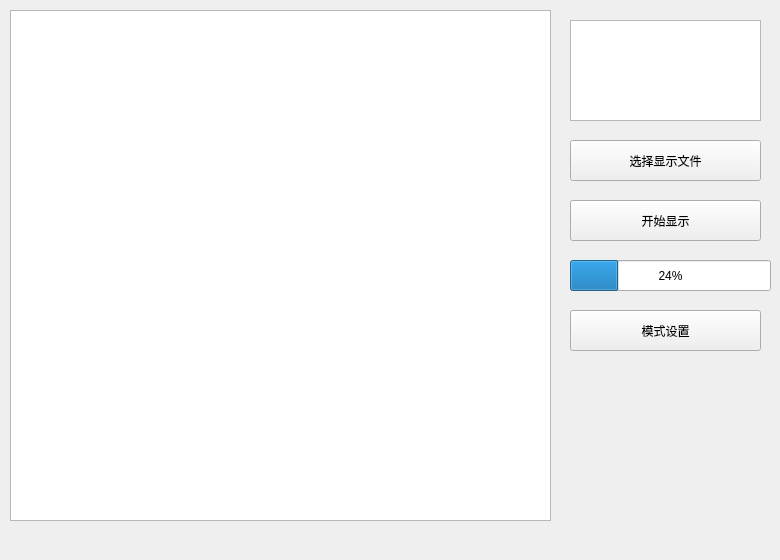
Before: the Qt Designer form SoftWare/PCTool/AdvancedClock/PictureShow.ui in ZhangYiXiSucceed/Advanced-Clock, drawn with Qt 5.
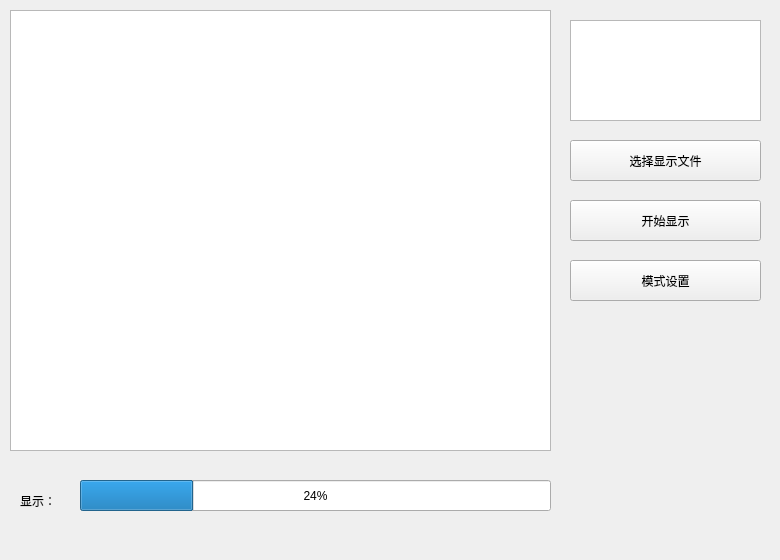
After: the same form once the commit is applied.

Commit message: update picture show ui

Patch:
```diff
--- a/SoftWare/PCTool/AdvancedClock/PictureShow.ui
+++ b/SoftWare/PCTool/AdvancedClock/PictureShow.ui
@@ -29,7 +29,7 @@
      <x>10</x>
      <y>10</y>
      <width>541</width>
-     <height>511</height>
+     <height>441</height>
     </rect>
    </property>
   </widget>
@@ -62,9 +62,9 @@
   <widget class="QProgressBar" name="UpgradProgressBar">
    <property name="geometry">
     <rect>
-     <x>570</x>
-     <y>260</y>
-     <width>201</width>
+     <x>80</x>
+     <y>480</y>
+     <width>471</width>
      <height>31</height>
     </rect>
    </property>
@@ -76,7 +76,7 @@
    <property name="geometry">
     <rect>
      <x>570</x>
-     <y>310</y>
+     <y>260</y>
      <width>191</width>
      <height>41</height>
     </rect>
@@ -85,6 +85,19 @@
     <string>模式设置</string>
    </property>
   </widget>
+  <widget class="QLabel" name="label">
+   <property name="geometry">
+    <rect>
+     <x>20</x>
+     <y>480</y>
+     <width>53</width>
+     <height>41</height>
+    </rect>
+   </property>
+   <property name="text">
+    <string>显示：</string>
+   </property>
+  </widget>
  </widget>
  <resources/>
  <connections/>
```
The commit also changes 4 other files.
